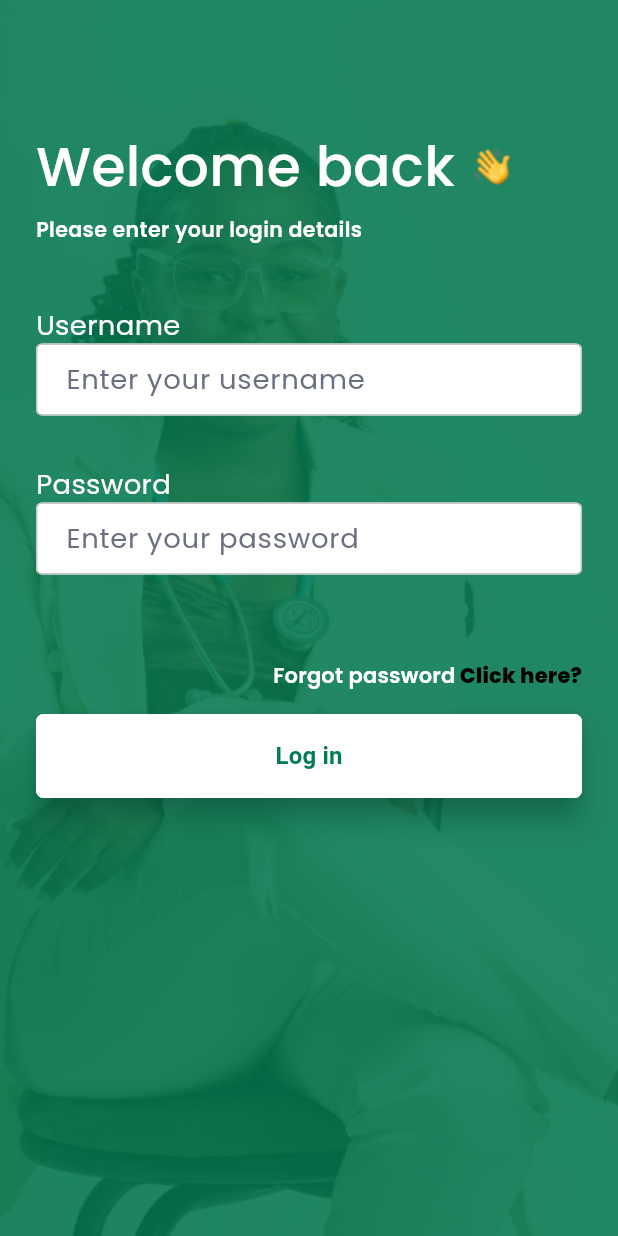
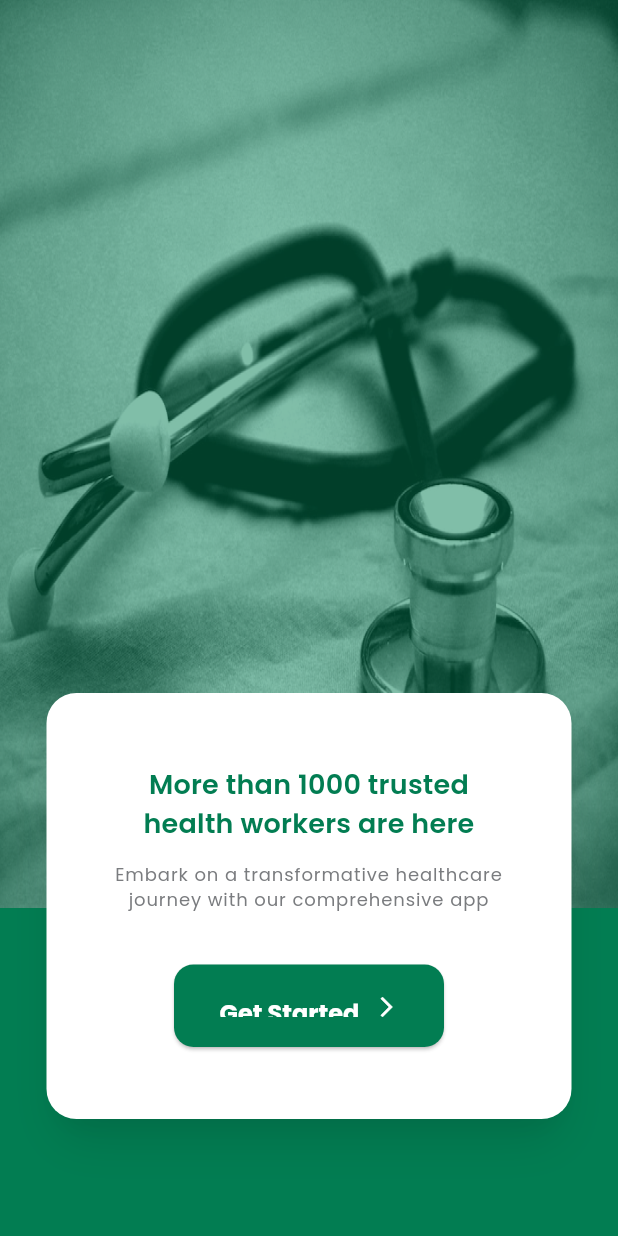
Before and after one commit to jonex41/demo_app, a Flutter app: the screen it shows after launch, on a phone screen of 412 x 824 dp. Run offline on Flutter 3.47's test engine with Material 3 defaults, Android fonts, the phone set to English and light mode, and no system bars; our stand-ins replace auto_route, dio, equatable, flutter_contacts, flutter_hooks, flutter_riverpod and 11 more; missing offline and left inert: flutter_overlay_loader, progress_bar_steppers; generated files the repository leaves out were written again; statements that could not run were skipped; project files that could hold a hidden picture were left out.

Commit message:
feat: 🎸 everything is working fine including code gen

```diff
--- a/lib/core/router/router.dart
+++ b/lib/core/router/router.dart
@@ -12,6 +12,9 @@ import 'package:demo_app/feature/encouter_reg_mat/view/encouter_reg_mat_screen.d
 import 'package:demo_app/feature/encouter_reg_mat/view/maternal_service1_screen.dart';
 
 import 'package:demo_app/feature/home/view/home_screen.dart';
+import 'package:demo_app/feature/onboarding/view/get_started_screen.dart';
+import 'package:demo_app/feature/onboarding/view/partners_screen.dart';
+import 'package:demo_app/feature/onboarding/view/splash_screen.dart';
 import 'package:demo_app/feature/house_hold_reg/view/house_hold_reg1_screen.dart';
 import 'package:demo_app/feature/house_hold_reg/view/house_hold_reg_screen.dart';
 import 'package:demo_app/feature/login/view/login_screen.dart';
@@ -24,7 +27,13 @@ part 'router.gr.dart';
 class AppRouter extends _$AppRouter {
   @override
   List<AutoRoute> get routes => [
-        AutoRoute(path: '/', page: LoginRoute.page),
+        // AutoRoute(path: '/', page: StartRoute.page),
+        //AutoRoute(path: '/', page: HomeRoute.page),
+        AutoRoute(path: '/', page: SplashRoute.page),
+        AutoRoute(path: '/get_started_screen', page: GetStartedRoute.page),
+        AutoRoute(path: '/partnersScreen', page: PartnersRoute.page),
+        AutoRoute(path: '/homeScreen', page: HomeRoute.page),
+        AutoRoute(path: '/loginScreen', page: LoginRoute.page),
         AutoRoute(path: '/home', page: HomeRoute.page),
         AutoRoute(path: '/encounter_reg_mat', page: EncouterRegMatRoute.page),
         AutoRoute(path: '/maternal_service1', page: MaternalService1Route.page),
--- a/lib/feature/home/view/home_screen.dart
+++ b/lib/feature/home/view/home_screen.dart
@@ -8,7 +8,6 @@ import 'package:demo_app/feature/home/widget/home_header.dart';
 import 'package:demo_app/gen/assets.gen.dart';
 import 'package:flutter/material.dart';
 import 'package:flutter_screenutil/flutter_screenutil.dart';
-import 'package:get/get_state_manager/src/rx_flutter/rx_obx_widget.dart';
 import 'package:get/get_state_manager/src/simple/get_view.dart';
 import 'package:get/get_utils/src/extensions/export.dart';
 
--- /dev/null
+++ b/lib/feature/onboarding/provider/onboarding_binding.dart
@@ -0,0 +1,9 @@
+import 'package:demo_app/feature/onboarding/provider/onboarding_controller.dart';
+import 'package:get/get.dart';
+
+class OnboardingBindings extends Bindings {
+  @override
+  void dependencies() {
+    Get.put<OnboardingController>(OnboardingController());
+  }
+}
--- /dev/null
+++ b/lib/feature/onboarding/view/get_started_screen.dart
@@ -0,0 +1,223 @@
+import 'dart:async';
+
+import 'package:auto_route/auto_route.dart';
+import 'package:demo_app/core/router/locator.dart';
+import 'package:demo_app/core/router/router.dart';
+import 'package:demo_app/core/theme/new_theme/app_color.dart';
+import 'package:demo_app/core/theme/new_theme/app_theme.dart';
+import 'package:demo_app/feature/home/provider/home_binding.dart';
+import 'package:flutter/material.dart';
+import 'package:get/get_utils/src/extensions/export.dart';
+
+@RoutePage()
+class GetStartedScreen extends StatefulWidget {
+  const GetStartedScreen({super.key});
+
+  @override
+  State<GetStartedScreen> createState() => _GetStartedScreenState();
+}
+
+class _GetStartedScreenState extends State<GetStartedScreen> {
+  final List<String> imageUrls = [
+    'assets/images/onboard1.png',
+    'assets/images/onboard2.png',
+    'assets/images/onboard3.png',
+    'assets/images/onboard4.png',
+    'assets/images/onboard5.png',
+  ];
+  int _currentImageIndex = 0;
+  Timer? _timer;
+  double _opacity = 1.0;
+
+  @override
+  void initState() {
+    super.initState();
+    _startTimer();
+  }
+
+  @override
+  void dispose() {
+    super.dispose();
+    _timer?.cancel();
+  }
+
+  void _startTimer() {
+    _timer = Timer.periodic(const Duration(seconds: 5), (_) {
+      setState(() {
+        _opacity = 0.0;
+      });
+      Timer(const Duration(seconds: 5), () {
+        if (mounted) {
+          setState(() {
+            if (_currentImageIndex < imageUrls.length - 1) {
+              _currentImageIndex++;
+            } else {
+              _currentImageIndex = 0;
+            }
+            _opacity = 1.0;
+          });
+        }
+      });
+    });
+  }
+
+  @override
+  Widget build(BuildContext context) {
+    final size = MediaQuery.of(context).size;
+    return SafeArea(
+        child: Scaffold(
+      body: Container(
+        clipBehavior: Clip.antiAlias,
+        decoration: BoxDecoration(color: AppPalette.primary.primary400),
+        child: Stack(
+          alignment: Alignment.center,
+          children: [
+            Positioned(
+              top: -7,
+              child: Column(
+                mainAxisSize: MainAxisSize.min,
+                mainAxisAlignment: MainAxisAlignment.center,
+                crossAxisAlignment: CrossAxisAlignment.center,
+                children: [
+                  SizedBox(
+                      width: size.width,
+                      height: size.height / 2 + 200,
+                      child: AnimatedOpacity(
+                        opacity: _opacity,
+                        duration: const Duration(seconds: 5),
+                        child: Image.asset(imageUrls[_currentImageIndex],
+                            fit: BoxFit.fill),
+                      )),
+                ],
+              ),
+            ),
+            Positioned(
+              top: size.height / 2 + 50,
+              child: Container(
+                padding:
+                    const EdgeInsets.symmetric(horizontal: 25, vertical: 48),
+                clipBehavior: Clip.antiAlias,
+                decoration: ShapeDecoration(
+                  color: AppPalette.white,
+                  shape: RoundedRectangleBorder(
+                    borderRadius: BorderRadius.circular(20),
+                  ),
+                  shadows: const [
+                    BoxShadow(
+                      color: Color(0x0A000000),
+                      blurRadius: 10,
+                      offset: Offset(0, 10),
+                      spreadRadius: -5,
+                    ),
+                    BoxShadow(
+                      color: Color(0x19000000),
+                      blurRadius: 25,
+                      offset: Offset(0, 20),
+                      spreadRadius: -5,
+                    )
+                  ],
+                ),
+                child: Column(
+                  mainAxisSize: MainAxisSize.min,
+                  mainAxisAlignment: MainAxisAlignment.center,
+                  crossAxisAlignment: CrossAxisAlignment.center,
+                  children: [
+                    Column(
+                      mainAxisSize: MainAxisSize.min,
+                      mainAxisAlignment: MainAxisAlignment.start,
+                      crossAxisAlignment: CrossAxisAlignment.center,
+                      children: [
+                        Column(
+                          mainAxisSize: MainAxisSize.min,
+                          mainAxisAlignment: MainAxisAlignment.start,
+                          crossAxisAlignment: CrossAxisAlignment.center,
+                          children: [
+                            SizedBox(
+                              width: 277,
+                              child: Text(
+                                'More than 1000 trusted health workers are here ',
+                                textAlign: TextAlign.center,
+                                style: context.theme.appTextTheme.bodyLarge18
+                                    .copyWith(
+                                  color: AppPalette.primary.primary400,
+                                  fontSize: 18,
+                                  fontFamily: 'Poppins',
+                                  fontWeight: FontWeight.w600,
+                                  letterSpacing: 0.18,
+                                ),
+                              ),
+                            ),
+                            const SizedBox(height: 12),
+                            SizedBox(
+                              width: 300,
+                              child: Text(
+                                'Embark on a transformative healthcare journey with our comprehensive app',
+                                textAlign: TextAlign.center,
+                                style: context.theme.appTextTheme.labelLarge12
+                                    .copyWith(
+                                  color: AppPalette.grey.grey500,
+                                  fontSize: 12,
+                                  fontFamily: 'Poppins',
+                                  fontWeight: FontWeight.w400,
+                                  letterSpacing: 0.60,
+                                ),
+                              ),
+                            ),
+                          ],
+                        ),
+                        const SizedBox(height: 35),
+                        ElevatedButton(
+                            onPressed: () {
+                              HomeBindings().dependencies();
+                              appRoute.push(const HomeRoute());
+
+                              // OnboardingBindings().dependencies();
+                              // appRoute.push(const AccountVerificationRoute());
+                              /* LoginBindings().dependencies();
+                              appRoute.push(const LoginRoute()); */
+                            },
+                            style: ElevatedButton.styleFrom(
+                                foregroundColor: AppPalette.white,
+                                backgroundColor: AppPalette.primary.primary400,
+                                padding: const EdgeInsets.all(20.0),
+                                fixedSize: const Size(180, 55),
+                                textStyle: context
+                                    .theme.appTextTheme.bodyMedium16
+                                    .copyWith(
+                                        fontSize: 16,
+                                        fontFamily: 'Poppins',
+                                        color: AppPalette.white,
+                                        fontWeight: FontWeight.w700),
+                                shape: RoundedRectangleBorder(
+                                    borderRadius: BorderRadius.circular(13))),
+                            child: const Row(
+                              mainAxisAlignment: MainAxisAlignment.center,
+                              children: [
+                                Text(
+                                  'Get Started',
+                                  style: TextStyle(
+                                    color: AppPalette.white,
+                                  ),
+                                ),
+                                SizedBox(
+                                  width: 10,
+                                ),
+                                Icon(
+                                  Icons.arrow_forward_ios,
+                                  color: AppPalette.white,
+                                  size: 16,
+                                )
+                              ],
+                            )),
+                      ],
+                    ),
+                  ],
+                ),
+              ),
+            ),
+          ],
+        ),
+      ),
+    ));
+  }
+}
--- a/lib/feature/util/utils.dart
+++ b/lib/feature/util/utils.dart
@@ -4,7 +4,6 @@ import 'package:demo_app/core/theme/new_theme/app_color.dart';
 import 'package:flutter/widgets.dart';
 import 'package:google_fonts/google_fonts.dart';
 import 'package:intl/intl.dart';
-import 'package:demo_app/core/theme/new_theme/app_color.dart';
 
 String formatMoney(String value) {
   final oCcy = NumberFormat("#,##0.00", "en_US");
--- a/pubspec.yaml
+++ b/pubspec.yaml
@@ -105,7 +105,7 @@ dev_dependencies:
   build_runner: ^2.4.11
   auto_route_generator: ^7.3.2
   retrofit_generator: "8.1.2"
-  flutter_gen_runner:
+  #flutter_gen_runner:
   change_app_package_name: ^1.4.0
 
 flutter:
@@ -113,7 +113,6 @@ flutter:
   assets:
     - assets/images/
     - assets/icons/
-    - assets/gifs/
 
 fonts:
      - family: jura
```
Also changed, not shown: lib/feature/onboarding/provider/onboarding_controller.dart (added, +34 -0 lines), lib/feature/onboarding/view/partners_screen.dart (added, +75 -0 lines), lib/feature/onboarding/view/splash_screen.dart (added, +68 -0 lines), lib/core/router/router.gr.dart, lib/core/theme/theme_notifier.freezed.dart, lib/model/home/home_user_model.freezed.dart, lib/model/home/user_transaction_model.freezed.dart, lib/model/login/login_res.freezed.dart, lib/model/login/send_otp_res.freezed.dart, pubspec.lock.
